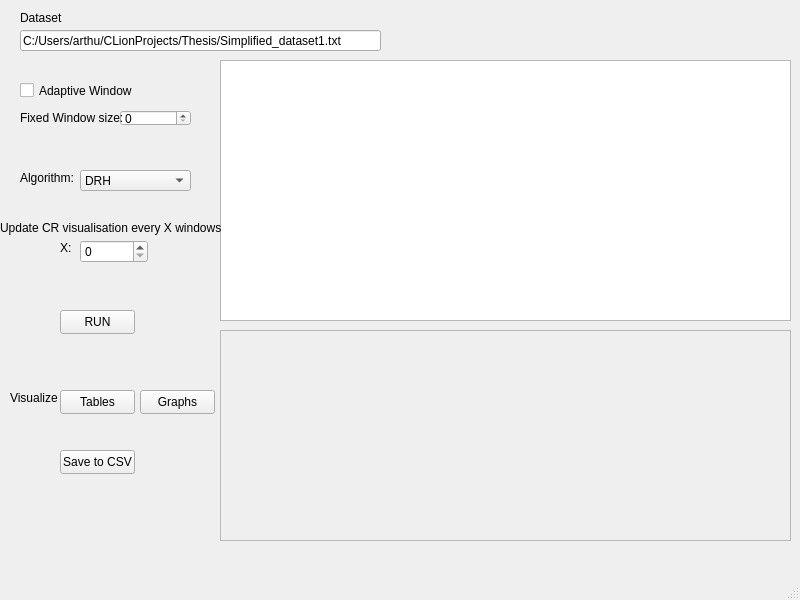
Before: the Qt Designer form MainWindow.ui in ArthurVGitHub/RealTime-Data-Compression-Simulator, drawn with Qt 5.
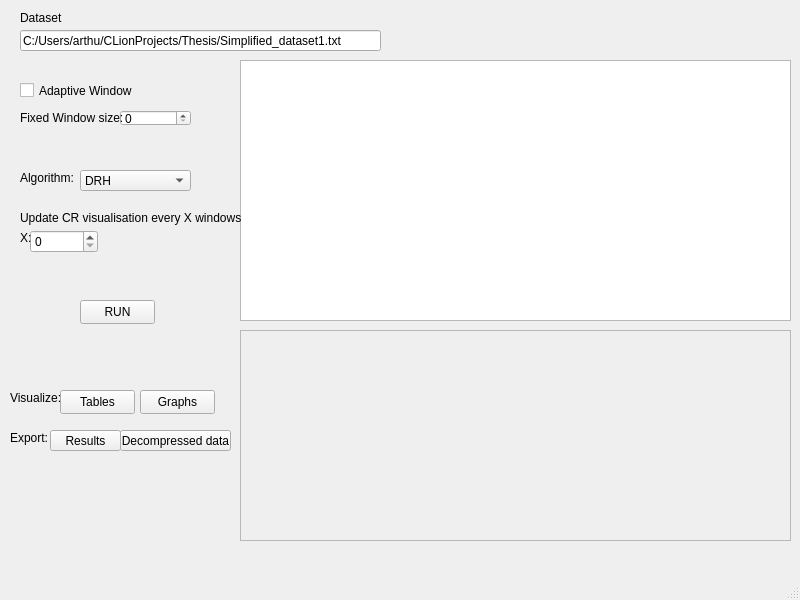
After: the same form once the commit is applied.

Commit message: Export decompressed data

```diff
--- a/MainWindow.ui
+++ b/MainWindow.ui
@@ -17,8 +17,8 @@
    <widget class="QPushButton" name="runButton">
     <property name="geometry">
      <rect>
-      <x>60</x>
-      <y>310</y>
+      <x>80</x>
+      <y>300</y>
       <width>75</width>
       <height>24</height>
      </rect>
@@ -30,9 +30,9 @@
    <widget class="QTextEdit" name="resultsTextEdit">
     <property name="geometry">
      <rect>
-      <x>220</x>
+      <x>240</x>
       <y>60</y>
-      <width>571</width>
+      <width>551</width>
       <height>261</height>
      </rect>
     </property>
@@ -159,14 +159,14 @@
    <widget class="QPushButton" name="saveCsvButton">
     <property name="geometry">
      <rect>
-      <x>60</x>
-      <y>450</y>
-      <width>75</width>
-      <height>24</height>
+      <x>50</x>
+      <y>430</y>
+      <width>71</width>
+      <height>21</height>
      </rect>
     </property>
     <property name="text">
-     <string>Save to CSV</string>
+     <string>Results</string>
     </property>
    </widget>
    <widget class="QPushButton" name="visualizeButton">
@@ -240,9 +240,9 @@
    <widget class="QScrollArea" name="scrollArea">
     <property name="geometry">
      <rect>
-      <x>220</x>
+      <x>240</x>
       <y>330</y>
-      <width>571</width>
+      <width>551</width>
       <height>211</height>
      </rect>
     </property>
@@ -254,7 +254,7 @@
       <rect>
        <x>0</x>
        <y>0</y>
-       <width>569</width>
+       <width>549</width>
        <height>209</height>
       </rect>
      </property>
@@ -274,8 +274,8 @@
    <widget class="QSpinBox" name="updateIntervalSpinBox">
     <property name="geometry">
      <rect>
-      <x>80</x>
-      <y>240</y>
+      <x>30</x>
+      <y>230</y>
       <width>68</width>
       <height>23</height>
      </rect>
@@ -287,8 +287,8 @@
    <widget class="QLabel" name="label_4">
     <property name="geometry">
      <rect>
-      <x>0</x>
-      <y>220</y>
+      <x>20</x>
+      <y>210</y>
       <width>221</width>
       <height>16</height>
      </rect>
@@ -300,8 +300,8 @@
    <widget class="QLabel" name="label_5">
     <property name="geometry">
      <rect>
-      <x>60</x>
-      <y>240</y>
+      <x>20</x>
+      <y>230</y>
       <width>21</width>
       <height>16</height>
      </rect>
@@ -320,7 +320,33 @@
      </rect>
     </property>
     <property name="text">
-     <string>Visualize</string>
+     <string>Visualize:</string>
+    </property>
+   </widget>
+   <widget class="QPushButton" name="exportEmodnetButton">
+    <property name="geometry">
+     <rect>
+      <x>120</x>
+      <y>430</y>
+      <width>111</width>
+      <height>21</height>
+     </rect>
+    </property>
+    <property name="text">
+     <string>Decompressed data</string>
+    </property>
+   </widget>
+   <widget class="QLabel" name="label_7">
+    <property name="geometry">
+     <rect>
+      <x>10</x>
+      <y>430</y>
+      <width>49</width>
+      <height>16</height>
+     </rect>
+    </property>
+    <property name="text">
+     <string>Export:</string>
     </property>
    </widget>
   </widget>
```
The commit also changes 6 other files.
